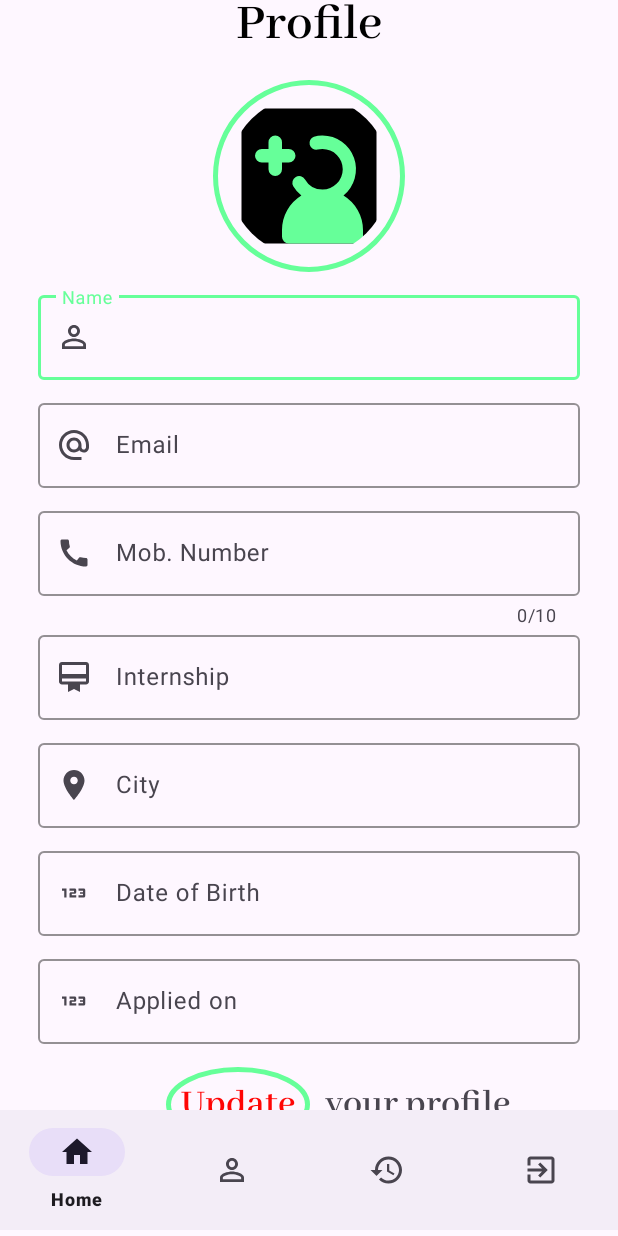
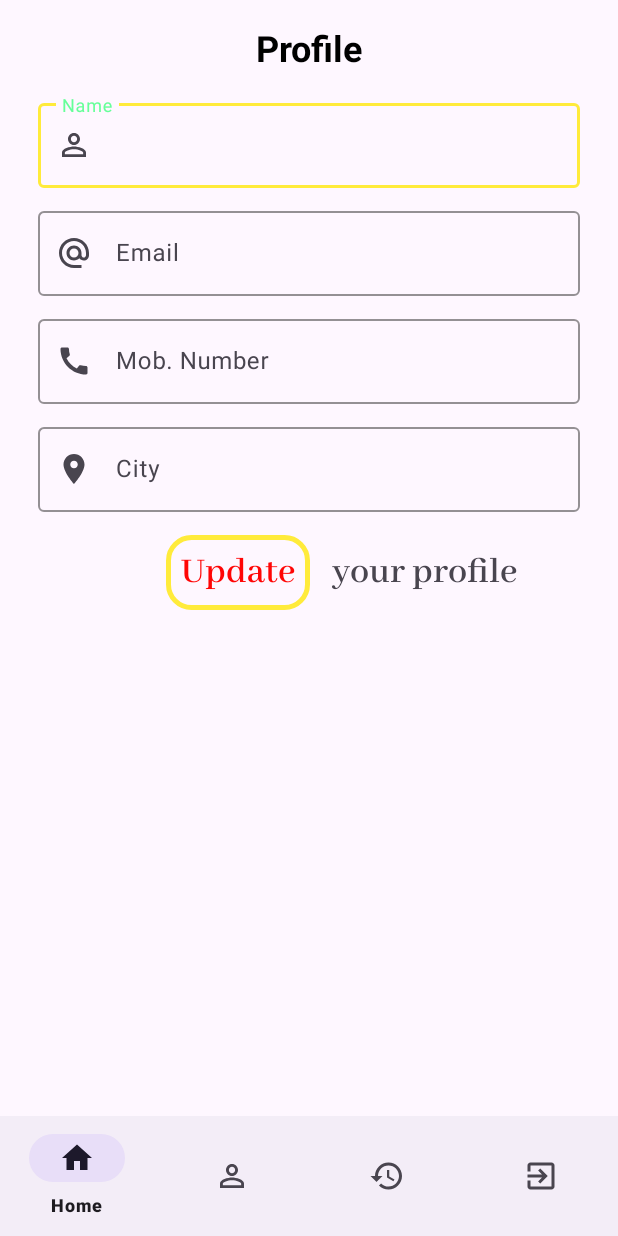
Before and after one commit to saifikram969/Intern-App-Webmobi-project, an Android app: the Edit_Profile screen opened directly, with no data from a screen before it, on a phone screen of 412 x 824 dp. Run offline under Robolectric (Android 15) with nearby library versions, the phone set to English and light mode, and no system bars.

Commit message:
edit profile id

```diff
--- a/app/src/main/java/com/example/internapp_webmobi_project/Edit_Profile.java
+++ b/app/src/main/java/com/example/internapp_webmobi_project/Edit_Profile.java
@@ -3,15 +3,37 @@ package com.example.internapp_webmobi_project;
 import androidx.appcompat.app.AppCompatActivity;
 
 import android.os.Bundle;
+import android.widget.EditText;
+import android.widget.TextView;
+
+import com.google.android.material.textfield.TextInputEditText;
+import com.google.android.material.textfield.TextInputLayout;
+
 
 public class Edit_Profile extends AppCompatActivity {
+
+    TextView title, profileUpdate;
+    public TextInputLayout pname, phone, pEmail, txtcity ;
+    public TextInputEditText ename, eEmail, enumber, editcity;
 
     @Override
     protected void onCreate(Bundle savedInstanceState) {
         super.onCreate(savedInstanceState);
         setContentView(R.layout.activity_edit_profile);
-        //android developer
 
-        //andr
+
+//called textInputLayout id
+        pname = findViewById(R.id.pname);
+        phone = findViewById(R.id.pphn);
+        pEmail = findViewById(R.id.pmail);
+        txtcity = findViewById(R.id.txtcity);
+
+        // called TextInputEditText id
+        ename = findViewById(R.id.ename);
+        eEmail = findViewById(R.id.eEmail);
+        enumber = findViewById(R.id.Enum);
+        editcity = findViewById(R.id.editcity);
+
+
     }
 }
--- a/app/src/main/res/layout/activity_edit_profile.xml
+++ b/app/src/main/res/layout/activity_edit_profile.xml
@@ -1,21 +1,14 @@
 <?xml version="1.0" encoding="utf-8"?>
-<androidx.constraintlayout.widget.ConstraintLayout xmlns:android="http://schemas.android.com/apk/res/android"
+<RelativeLayout xmlns:android="http://schemas.android.com/apk/res/android"
     xmlns:app="http://schemas.android.com/apk/res-auto"
     xmlns:tools="http://schemas.android.com/tools"
     android:layout_width="match_parent"
     android:layout_height="match_parent"
     tools:context=".Edit_Profile"
     android:orientation="vertical">
-
     <androidx.core.widget.NestedScrollView
-        android:id="@+id/scrlview"
         android:layout_width="match_parent"
-        android:layout_height="wrap_content"
-        app:layout_constraintEnd_toEndOf="parent"
-        app:layout_constraintStart_toStartOf="parent"
-        app:layout_constraintTop_toTopOf="parent"
-
-        app:layout_constraintBottom_toTopOf="@id/nav_view">
+        android:layout_height="wrap_content">
 
         <LinearLayout
             android:layout_width="match_parent"
@@ -26,110 +19,76 @@
             android:orientation="vertical">
 
             <TextView
-                android:id="@+id/textView"
+                android:id="@+id/title"
                 android:layout_width="match_parent"
                 android:layout_height="wrap_content"
                 android:layout_gravity="center"
+                android:gravity="center"
                 android:layout_marginBottom="15dp"
-                android:fontFamily="@font/abhaya_libre_semibold"
-                android:gravity="center"
-                android:text="@string/profile"
-                android:textColor="@color/black"
-                android:textSize="35sp"
-                android:textStyle="bold" />
 
-            <de.hdodenhof.circleimageview.CircleImageView
-                android:id="@+id/sign_up_icon"
-                android:layout_width="128dp"
-                android:layout_height="128dp"
-                android:layout_gravity="center"
-                android:src="@drawable/sign_up_vector"
-                android:contextClickable="true"
-                android:focusable="true"
-                android:layout_marginBottom="10dp"
-                android:background="@drawable/new_outline"
+                android:text="Profile"
+                android:textSize="24sp"
+                android:textStyle="bold"
+                android:textColor="@color/black"/>
 
-                />
+
 
             <com.google.android.material.textfield.TextInputLayout
                 android:id="@+id/pname"
                 android:layout_width="match_parent"
                 android:layout_height="wrap_content"
                 android:layout_marginBottom="10dp"
-                android:hint="@string/name"
-                app:boxStrokeColor="@color/my_primary"
-                app:startIconDrawable="@drawable/person">
+                android:hint="Name"
+                app:startIconDrawable="@drawable/person"
+                app:boxStrokeColor="@color/yellow"
+               >
 
                 <com.google.android.material.textfield.TextInputEditText
                     android:id="@+id/ename"
                     android:layout_width="match_parent"
                     android:layout_height="wrap_content"
                     android:inputType="textPersonName"
-                    android:textColor="@color/black" />
+                    android:textColor="@color/black"
+                    />
 
             </com.google.android.material.textfield.TextInputLayout>
-
             <com.google.android.material.textfield.TextInputLayout
                 android:id="@+id/pmail"
                 android:layout_width="match_parent"
                 android:layout_height="wrap_content"
+                android:hint="@string/email"
+                app:boxStrokeColor="@color/yellow"
                 android:layout_marginBottom="10dp"
-                android:hint="@string/email"
-                app:boxStrokeColor="@color/my_primary"
                 app:startIconDrawable="@drawable/email">
 
                 <com.google.android.material.textfield.TextInputEditText
                     android:id="@+id/eEmail"
                     android:layout_width="match_parent"
                     android:layout_height="wrap_content"
+                    android:inputType="textEmailAddress"
                     android:enabled="false"
-                    android:inputType="textEmailAddress"
-                    android:textColor="@color/black" />
+                    android:textColor="@color/black"/>
             </com.google.android.material.textfield.TextInputLayout>
 
             <com.google.android.material.textfield.TextInputLayout
                 android:id="@+id/pphn"
                 android:layout_width="match_parent"
                 android:layout_height="wrap_content"
-                android:hint="@string/phn"
-                app:boxStrokeColor="@color/my_primary"
-                app:counterEnabled="true"
+                android:hint="Mob. Number"
 
-                app:counterMaxLength="10"
+                android:layout_marginBottom="10dp"
                 app:prefixText="+91"
+                app:boxStrokeColor="@color/yellow"
                 app:prefixTextColor="@color/red"
                 app:startIconDrawable="@drawable/call">
-
-                <com.google.android.material.textfield.TextInputEditText
-                    android:id="@+id/intern"
-                    android:layout_width="match_parent"
-                    android:layout_height="wrap_content"
-                    android:enabled="false"
-                    android:inputType="phone"
-                    android:maxLength="10"
-                    android:textColor="@color/black" />
-
-            </com.google.android.material.textfield.TextInputLayout>
-
-            <com.google.android.material.textfield.TextInputLayout
-                android:id="@+id/pintern"
-                android:layout_width="match_parent"
-                android:layout_height="wrap_content"
-                android:layout_marginBottom="10dp"
-
-                android:hint="@string/internship"
-
-                app:boxStrokeColor="@color/my_primary"
-
-                app:startIconDrawable="@drawable/internship">
 
                 <com.google.android.material.textfield.TextInputEditText
                     android:id="@+id/Enum"
                     android:layout_width="match_parent"
                     android:layout_height="wrap_content"
+                    android:inputType="phone"
                     android:enabled="false"
-                    android:inputType="phone"
-                    android:textColor="@color/black" />
+                    android:textColor="@color/black"/>
 
             </com.google.android.material.textfield.TextInputLayout>
 
@@ -137,9 +96,9 @@
                 android:id="@+id/txtcity"
                 android:layout_width="match_parent"
                 android:layout_height="wrap_content"
+                android:hint="City"
                 android:layout_marginBottom="10dp"
-                android:hint="@string/loc"
-                app:boxStrokeColor="@color/my_primary"
+                app:boxStrokeColor="@color/yellow"
                 app:startIconDrawable="@drawable/loc">
 
                 <com.google.android.material.textfield.TextInputEditText
@@ -151,88 +110,46 @@
                     android:textColor="@color/black" />
             </com.google.android.material.textfield.TextInputLayout>
 
-            <com.google.android.material.textfield.TextInputLayout
-                android:id="@+id/txtdob"
-                android:layout_width="match_parent"
-                android:layout_height="wrap_content"
-                android:layout_marginBottom="10dp"
-                android:hint="@string/dob"
-                app:boxStrokeColor="@color/my_primary"
-                app:startIconDrawable="@drawable/dob">
-
-                <com.google.android.material.textfield.TextInputEditText
-                    android:id="@+id/dob"
-                    android:layout_width="match_parent"
-                    android:layout_height="wrap_content"
-
-                    android:inputType="date"
-                    android:textColor="@color/black" />
-            </com.google.android.material.textfield.TextInputLayout>
-
-            <com.google.android.material.textfield.TextInputLayout
-                android:id="@+id/app_date"
-                android:layout_width="match_parent"
-                android:layout_height="wrap_content"
-                android:layout_marginBottom="10dp"
-                android:hint="@string/applied"
-                app:boxStrokeColor="@color/my_primary"
-                app:startIconDrawable="@drawable/dob">
-
-                <com.google.android.material.textfield.TextInputEditText
-                    android:id="@+id/apply"
-                    android:layout_width="match_parent"
-                    android:layout_height="wrap_content"
-
-                    android:inputType="date"
-                    android:textColor="@color/black" />
-            </com.google.android.material.textfield.TextInputLayout>
 
             <LinearLayout
                 android:layout_width="match_parent"
                 android:layout_height="wrap_content"
-                android:layout_marginTop="5dp">
-
+                android:layout_marginTop="5dp"
+                >
                 <androidx.appcompat.widget.AppCompatTextView
                     android:id="@+id/btnupdate"
                     android:layout_width="wrap_content"
                     android:layout_height="wrap_content"
+                    android:text="Update"
+                    android:textColor="@color/red"
+                    android:textStyle="bold"
+                    android:clickable="true"
+                    android:fontFamily="@font/abhaya_libre_semibold"
+                    android:textSize="25sp"
+                    android:focusable="true"
                     android:layout_marginStart="85dp"
-                    android:background="@drawable/new_outline"
+                    android:background="@drawable/yellow_line"
                     android:backgroundTintMode="@color/grey"
-                    android:clickable="true"
-                    android:focusable="true"
-                    android:fontFamily="@font/abhaya_libre_semibold"
-                    android:text="@string/update"
-                    android:textColor="@color/red"
-                    android:textSize="25sp"
-                    android:textStyle="bold" />
-
+                    />
                 <androidx.appcompat.widget.AppCompatTextView
 
                     android:layout_width="wrap_content"
                     android:layout_height="wrap_content"
+                    android:text=" your profile"
+                    android:id="@+id/profileUpdate"
+                    android:fontFamily="@font/abhaya_libre_semibold"
+                    android:textSize="25sp"
+                    android:focusable="true"
                     android:layout_marginStart="10dp"
-
-                    android:focusable="true"
-                    android:fontFamily="@font/abhaya_libre_semibold"
-                    android:text="@string/your_profile"
-                    android:textSize="25sp" />
+                    />
 
             </LinearLayout>
         </LinearLayout>
     </androidx.core.widget.NestedScrollView>
-
     <com.google.android.material.bottomnavigation.BottomNavigationView
         android:id="@+id/nav_view"
         android:layout_width="match_parent"
         android:layout_height="wrap_content"
-        android:layout_gravity="bottom"
-
-        android:layout_marginBottom="4dp"
-        app:layout_constraintBottom_toBottomOf="parent"
-        app:layout_constraintEnd_toEndOf="parent"
-        app:layout_constraintHorizontal_bias="0.0"
-        app:layout_constraintStart_toStartOf="parent"
-
-        app:menu="@menu/nav_menu" />
-</androidx.constraintlayout.widget.ConstraintLayout>
+        app:menu="@menu/nav_menu"
+        android:layout_alignParentBottom="true"/>
+</RelativeLayout>
--- a/app/src/main/res/layout/activity_login_account.xml
+++ b/app/src/main/res/layout/activity_login_account.xml
@@ -84,15 +84,18 @@
         android:layout_height="wrap_content"
         android:layout_below="@id/form_layout"
         android:orientation="horizontal"
+        android:layout_marginTop="10dp"
         android:gravity="center">
         <TextView
             android:layout_width="wrap_content"
             android:layout_height="wrap_content"
+            android:textSize="15dp"
             android:text="Don't have an account?"/>
         <TextView
             android:layout_width="wrap_content"
             android:layout_height="wrap_content"
             android:textStyle="bold"
+            android:textSize="18dp"
             android:id="@+id/create_account_text_view_btn"
             android:text="Create Account"/>
     </LinearLayout>
```
